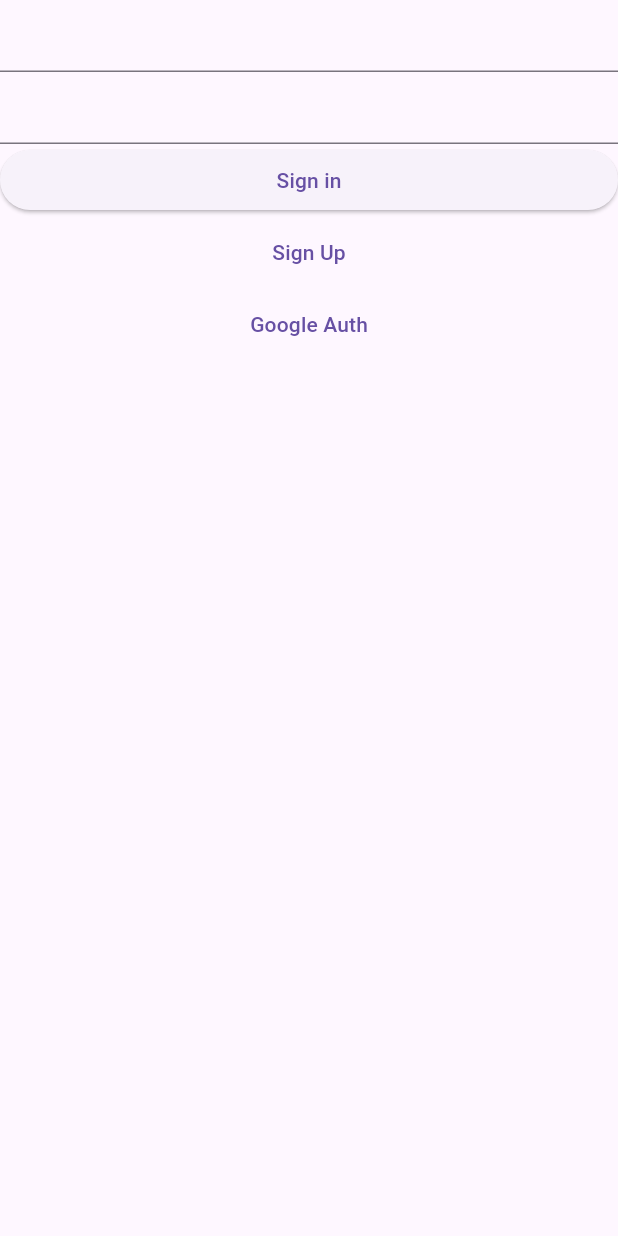
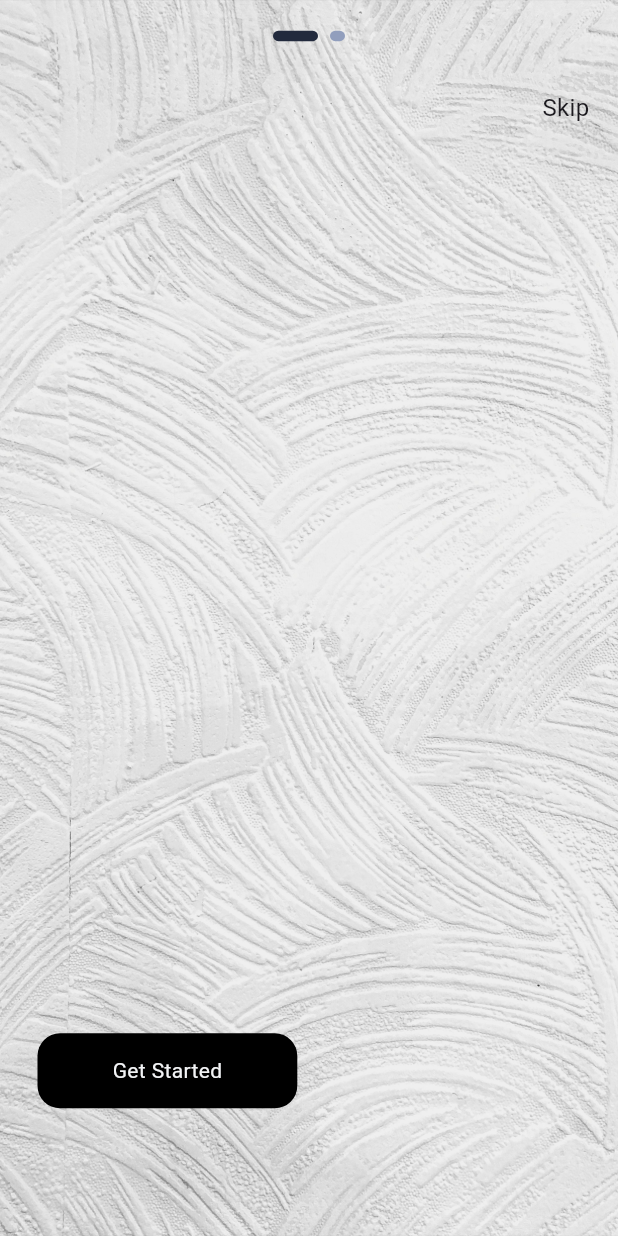
Before and after one commit to MuhammadBilalEllahi/Signal-Trader, a Flutter app: the screen it shows after launch, on a phone screen of 412 x 824 dp. Run offline on Flutter 3.47's test engine with Material 3 defaults, Android fonts, the phone set to English and light mode, and no system bars; drawn by our look-alikes of smooth_page_indicator; our stand-ins replace auth_buttons, firebase_auth, firebase_core, google_fonts, google_sign_in, hexcolor and 1 more; accounts and stored records are empty.

Commit message:
styles added, home,profile-page, themeService

```diff
--- a/lib/main.dart
+++ b/lib/main.dart
@@ -3,19 +3,19 @@ import 'package:flutter/material.dart';
 import 'package:provider/provider.dart';
 import 'package:tradingapp/pages/auth/AuthGate.dart';
 import 'package:tradingapp/pages/services/AuthService.dart';
+import 'package:tradingapp/pages/services/ThemeService.dart';
 import 'package:tradingapp/pages/services/UserService.dart';
 import 'package:tradingapp/pages/services/firebase_options.dart';
 
 void main() async{
   WidgetsFlutterBinding.ensureInitialized();
-  await Firebase.initializeApp(
-    name: "Trading App",
-    options: DefaultFirebaseOptions.currentPlatform);
+  await Firebase.initializeApp(options: DefaultFirebaseOptions.currentPlatform);
 
   runApp(
       MultiProvider(providers: [
         ChangeNotifierProvider(create: (create)=>UserService()),
-        ChangeNotifierProvider(create: (create)=>AuthService())
+        ChangeNotifierProvider(create: (create)=>AuthService()),
+        ChangeNotifierProvider(create: (create)=>ThemeService(ThemeMode.light))
       ]
       ,
       child:const MyApp()));
@@ -26,9 +26,12 @@ class MyApp extends StatelessWidget {
 
   @override
   Widget build(BuildContext context) {
+    final theme=Provider.of<ThemeService>(context);
     return MaterialApp(
+      debugShowCheckedModeBanner: false,
       title: 'Trading App',
-      theme: ThemeData(useMaterial3: true,),
+      themeMode: theme.getTheme,
+      theme: theme.getLightTheme(),
       home: const AuthGate(),
     );
   }
--- a/lib/pages/auth/AuthGate.dart
+++ b/lib/pages/auth/AuthGate.dart
@@ -1,6 +1,7 @@
 import 'package:firebase_auth/firebase_auth.dart';
 import 'package:flutter/material.dart';
 import 'package:provider/provider.dart';
+import 'package:tradingapp/pages/auth/OnBoardingScreen.dart';
 import 'package:tradingapp/pages/auth/SignOrSignUp.dart';
 import 'package:tradingapp/pages/root/Layout.dart';
 import 'package:tradingapp/pages/services/UserService.dart';
@@ -37,7 +38,7 @@ class _AuthGateState extends State<AuthGate> {
             if(snapshot.hasData){
               return Layout();
             }else{
-              return SignInOrSign();
+              return OnBoardingScreen();
             }
           })
     );
--- /dev/null
+++ b/lib/pages/auth/OnBoardingScreen.dart
@@ -0,0 +1,126 @@
+import 'package:flutter/cupertino.dart';
+import 'package:flutter/material.dart';
+import 'package:flutter/scheduler.dart';
+import 'package:flutter/widgets.dart';
+import 'package:google_fonts/google_fonts.dart';
+import 'package:hexcolor/hexcolor.dart';
+import 'package:provider/provider.dart';
+import 'package:smooth_page_indicator/smooth_page_indicator.dart';
+import 'package:tradingapp/pages/auth/SignOrSignUp.dart';
+
+
+class OnBoardingScreen extends StatefulWidget {
+  const OnBoardingScreen({super.key});
+
+  @override
+  State<OnBoardingScreen> createState() => _OnBoardingScreenState();
+}
+
+class _OnBoardingScreenState extends State<OnBoardingScreen> {
+  final PageController _pageController = PageController();
+  bool _isShow = true;
+  final int _pageCount = 2;
+
+
+  Widget _buildScreen(String imageUrl, String textLine){
+    return Image.asset(imageUrl,fit: BoxFit.cover);
+  }
+
+  @override
+  void initState() {
+    _pageController.addListener(() {
+      setState(() {
+        _pageController.page!>=0.7?_isShow=false:_isShow=true;
+      });
+    });
+    super.initState();
+  }
+  @override
+  Widget build(BuildContext context) {
+    return Stack(
+        children: [
+          PageView(
+            physics: const NeverScrollableScrollPhysics(),
+            controller: _pageController,
+            children: [
+              _buildScreen("assets/images/onboarding.jpg", "0"),
+              // _buildScreen("", "1"),
+              // _buildScreen("", "2"),
+              const SignInOrSign()
+            ],
+          ),
+
+
+          //Control Buttons
+          Visibility(
+            visible: _isShow,
+            child: AnimatedOpacity(
+              opacity: _isShow?1:0,
+              duration: const Duration(milliseconds: 300),
+              child: Container(
+                padding: EdgeInsets.symmetric(horizontal: 25),
+                alignment: const Alignment(0, 0.78),
+                child: Row(
+                  mainAxisAlignment: MainAxisAlignment.start,
+                  crossAxisAlignment: CrossAxisAlignment.center,
+                  children: [
+                    // GestureDetector(
+                    //     onTap: _isShow?(){_pageController.previousPage(duration: const Duration(milliseconds: 500), curve: Curves.easeIn);}:null,
+                    //     child: Container(
+                    //       padding: const EdgeInsets.symmetric(vertical: 15,horizontal: 50),
+                    //       decoration: BoxDecoration(
+                    //           borderRadius: BorderRadius.circular(15),
+                    //           color: HexColor("#13192B")
+                    //       ),
+                    //       child: const Icon(Icons.arrow_back_rounded, color: Colors.white, size: 35),
+                    //     )
+                    // ),
+                    GestureDetector(
+                        onTap: _isShow? (){_pageController.nextPage(duration: const Duration(milliseconds: 500), curve: Curves.easeIn);}:null,
+                        child: Container(
+                          padding: const EdgeInsets.symmetric(vertical: 15,horizontal: 50),
+                          decoration: BoxDecoration(
+                              borderRadius: BorderRadius.circular(15),
+                              color: HexColor("#000000")
+                          ),
+                          child: Text("Get Started",style: TextStyle(color: HexColor("#f3f4f6")),),
+                        )),
+                  ],
+                ),
+              ),
+            ),
+          ),
+
+
+
+          //Skip Button
+          Visibility(
+            visible: _isShow,
+            child: AnimatedOpacity(
+              opacity: _isShow?1:0,
+              duration: const Duration(milliseconds: 300),
+              child: Container(
+                alignment: const Alignment(0.9, -0.85),
+                child: GestureDetector(onTap: _isShow?(){_pageController.jumpToPage(4);}:null,child: const Text("Skip", style: TextStyle(fontSize: 16),),),
+              ),
+            ),
+          ),
+
+          //SmoothIndicator
+          Visibility(
+            visible: _isShow,
+            child: AnimatedOpacity(
+              opacity: _isShow?1:0,
+              duration: const Duration(milliseconds: 300),
+              child: Container(
+                  alignment: const Alignment(0,-0.95),
+                  child: SmoothPageIndicator(
+                      effect: ExpandingDotsEffect(dotColor: HexColor("#919ebd"),activeDotColor: HexColor("#222A3d"), dotHeight: 7, dotWidth: 10),
+                      controller: _pageController,
+                      count: _pageCount,onDotClicked: _isShow?(e){_pageController.animateToPage(e, duration: const Duration(milliseconds: 500), curve: Curves.easeIn);}:null)),
+            ),
+          ),
+
+        ]);
+  }
+}
--- a/lib/pages/services/AuthService.dart
+++ b/lib/pages/services/AuthService.dart
@@ -21,8 +21,7 @@ class AuthService extends ChangeNotifier {
 
       AuthCredential credential = GoogleAuthProvider.credential(
           accessToken: googleAuth?.accessToken, idToken: googleAuth?.idToken);
-      UserCredential userCredential =
-          await _firebaseAuth.signInWithCredential(credential);
+      UserCredential userCredential = await _firebaseAuth.signInWithCredential(credential);
       debugPrint("Google Auth User ${userCredential.user?.displayName}");
     } catch (e) {
       debugPrint("Google Auth Eror $e");
--- /dev/null
+++ b/lib/pages/services/ThemeService.dart
@@ -0,0 +1,112 @@
+
+import 'package:flutter/material.dart';
+import 'package:flutter/services.dart';
+import 'package:hexcolor/hexcolor.dart';
+
+class ThemeService extends ChangeNotifier{
+  ThemeMode _themeMode;
+  final double _borderRadius = 8;
+
+  ThemeService(this._themeMode);
+
+
+
+  get getTheme => _themeMode;
+
+
+  ThemeData getLightTheme(){
+    return ThemeData(
+
+      scaffoldBackgroundColor: Colors.white,
+
+      appBarTheme: AppBarTheme(
+          scrolledUnderElevation: 0,
+          backgroundColor: Colors.white,
+          foregroundColor: HexColor("#ADADAD"),
+          centerTitle: true,
+          titleTextStyle: TextStyle(fontSize: 18,
+              fontWeight: FontWeight.bold,
+              color: HexColor("#3E3E3E")),
+          systemOverlayStyle: const SystemUiOverlayStyle(
+            statusBarColor: Colors.white,
+            systemNavigationBarColor: Colors.white,
+            systemNavigationBarDividerColor: Colors.white,
+          )),
+
+      bottomNavigationBarTheme: BottomNavigationBarThemeData(
+        type: BottomNavigationBarType.fixed,
+        showSelectedLabels: true,
+        showUnselectedLabels: true,
+        elevation: 5,
+        enableFeedback: true,
+        backgroundColor: HexColor("#ffffff"),
+        selectedIconTheme: IconThemeData(color: HexColor("#f7cf56"), size: 25, fill: 0.1),
+        selectedItemColor: HexColor("#000000"),
+        selectedLabelStyle: TextStyle(color: HexColor("#000000"), fontSize: 12, fontWeight: FontWeight.w400,wordSpacing: 0,letterSpacing: 0,leadingDistribution: TextLeadingDistribution.even),
+        landscapeLayout: BottomNavigationBarLandscapeLayout.centered,
+        unselectedIconTheme:
+        IconThemeData(color: HexColor("#ADADAD"), size: 25, fill: 0.1),
+        unselectedItemColor: HexColor("#ADADAD"),
+        unselectedLabelStyle: const TextStyle(color: Colors.black, fontSize: 12, fontWeight: FontWeight.w400,wordSpacing: 0,letterSpacing: 0,leadingDistribution: TextLeadingDistribution.even),
+      ),
+
+
+
+
+
+
+
+
+      inputDecorationTheme: InputDecorationTheme(
+        // constraints: const BoxConstraints(maxHeight: 50,),
+
+        contentPadding: const EdgeInsets.symmetric(horizontal: 10),
+        floatingLabelStyle: TextStyle(color: HexColor("#A1A8B0"),
+            fontSize: 12,
+            fontWeight: FontWeight.w200,
+            height: 1.2),
+        enabledBorder: OutlineInputBorder(
+            borderSide: BorderSide(color: HexColor("#E5E7EB")),
+            borderRadius: BorderRadius.all(Radius.circular(_borderRadius))),
+        focusedBorder: OutlineInputBorder(
+            borderSide: BorderSide(color: HexColor("#f7cf56")),
+            borderRadius: BorderRadius.all(Radius.circular(_borderRadius))),
+        disabledBorder: OutlineInputBorder(
+            borderSide: BorderSide(color: HexColor("#F3F4F6")),
+            borderRadius: BorderRadius.all(Radius.circular(_borderRadius))),
+        focusedErrorBorder: OutlineInputBorder(
+            borderSide: BorderSide(color: HexColor("#E5E7EB")),
+            borderRadius: BorderRadius.all(Radius.circular(_borderRadius))),
+        errorBorder: OutlineInputBorder(
+            borderSide: BorderSide(color: HexColor("#E5E7EB")),
+            borderRadius: BorderRadius.all(Radius.circular(_borderRadius))),
+        fillColor: HexColor("#F9FAFB"),
+        filled: true,
+
+        hintStyle: TextStyle(color: HexColor("#A1A8B0"),
+            fontSize: 14,
+            fontWeight: FontWeight.w200),
+        iconColor: HexColor("#A1A8B0"),
+        prefixIconColor: HexColor("#A1A8B0"),
+        suffixIconColor: HexColor("#A1A8B0"),
+      ),
+      elevatedButtonTheme: ElevatedButtonThemeData(
+          style: ElevatedButton.styleFrom(
+              minimumSize: const Size(50, 60),
+              textStyle: const TextStyle(color: Colors.white,
+                  fontSize: 22,
+                  height: 1.2,
+                  letterSpacing: 1.2),
+              backgroundColor: HexColor("#000000"),
+              shape: RoundedRectangleBorder(
+                  borderRadius: BorderRadius.circular(_borderRadius)),
+              foregroundColor: Colors.white,
+              padding: const EdgeInsets.symmetric(
+                  vertical: 10, horizontal: 10)
+          )
+      ),
+    );
+  }
+
+
+}
```
Also changed, not shown: lib/pages/auth/SignIn.dart (+40 -8 lines), lib/pages/auth/SignUp.dart (+33 -7 lines), lib/pages/root/Layout.dart (+58 -7 lines), lib/pages/root/home/Home.dart (added, +25 -0 lines), lib/pages/root/profile/Profile.dart (added, +34 -0 lines), lib/pages/root/profile/components/ProfileImage.dart (added, +47 -0 lines), pubspec.yaml (+7 -2 lines), assets/images/onboarding.jpg (added), pubspec.lock.
